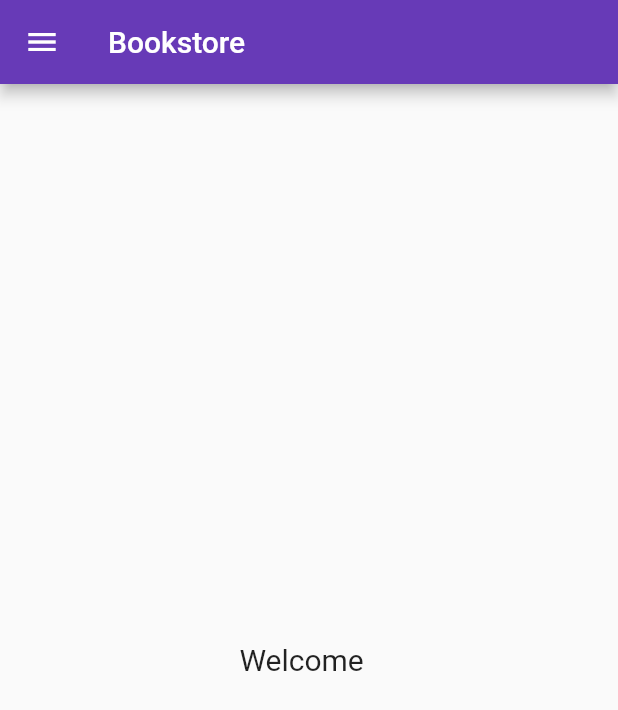
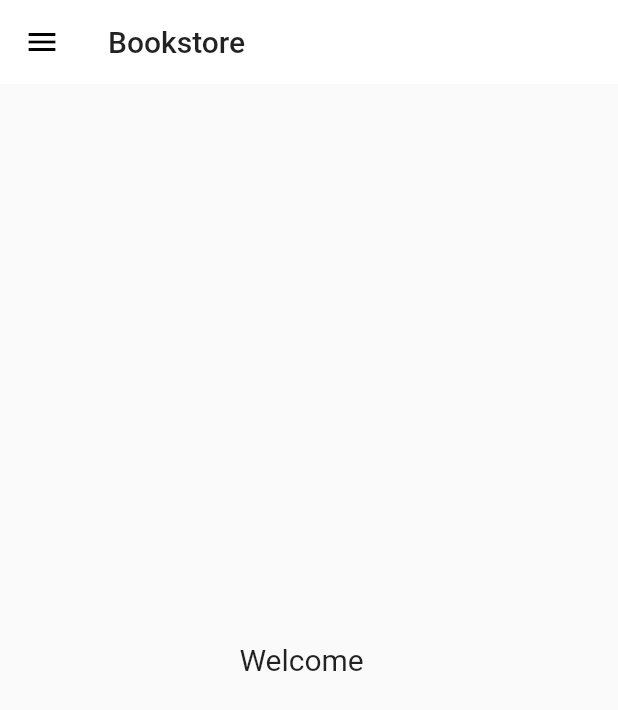
Before and after one commit to Jeet-Manojit/Flutter, a Flutter app: the screen it shows after launch, on a phone screen of 412 x 824 dp. Shown: the top 710 px of the screen. Run offline on Flutter 3.47's test engine with Material 2 defaults, Android fonts, the phone set to English and light mode, and no system bars.

Commit message:
theme extracted

```diff
--- a/lib/main.dart
+++ b/lib/main.dart
@@ -1,9 +1,9 @@
-// ignore_for_file: avoid_unnecessary_containers
 import 'package:flutter/cupertino.dart';
 import 'package:flutter/material.dart';
 import 'package:flutter_demo/pages/home_page.dart';
 import 'package:flutter_demo/pages/login_page.dart';
 import 'package:flutter_demo/utils/routes.dart';
+import 'package:flutter_demo/widgets/themes.dart';
 
 void main() {
   runApp(const MyApp());
@@ -15,9 +15,8 @@ class MyApp extends StatelessWidget {
   Widget build(BuildContext context) {
     return MaterialApp(
       themeMode: ThemeMode.light,
-      theme: ThemeData(
-          brightness: Brightness.light, primarySwatch: Colors.deepPurple),
-      darkTheme: ThemeData(brightness: Brightness.dark),
+      theme: MyTheme.lightTheme(context),
+      darkTheme: MyTheme.darkTheme(context),
       debugShowCheckedModeBanner: false,
       initialRoute: MyRoutes.homeRoute,
       routes: {
--- /dev/null
+++ b/lib/widgets/themes.dart
@@ -0,0 +1,16 @@
+import 'package:flutter/material.dart';
+
+class MyTheme {
+  static ThemeData lightTheme(BuildContext context) => ThemeData(
+        primarySwatch: Colors.deepPurple,
+        appBarTheme: AppBarTheme(
+            color: Colors.white,
+            elevation: 0,
+            iconTheme: IconThemeData(color: Colors.black),
+            toolbarTextStyle: Theme.of(context).textTheme.bodyText2,
+            titleTextStyle: Theme.of(context).textTheme.headline6),
+      );
+  static ThemeData darkTheme(BuildContext context) => ThemeData(
+        brightness: Brightness.dark,
+      );
+}
```
